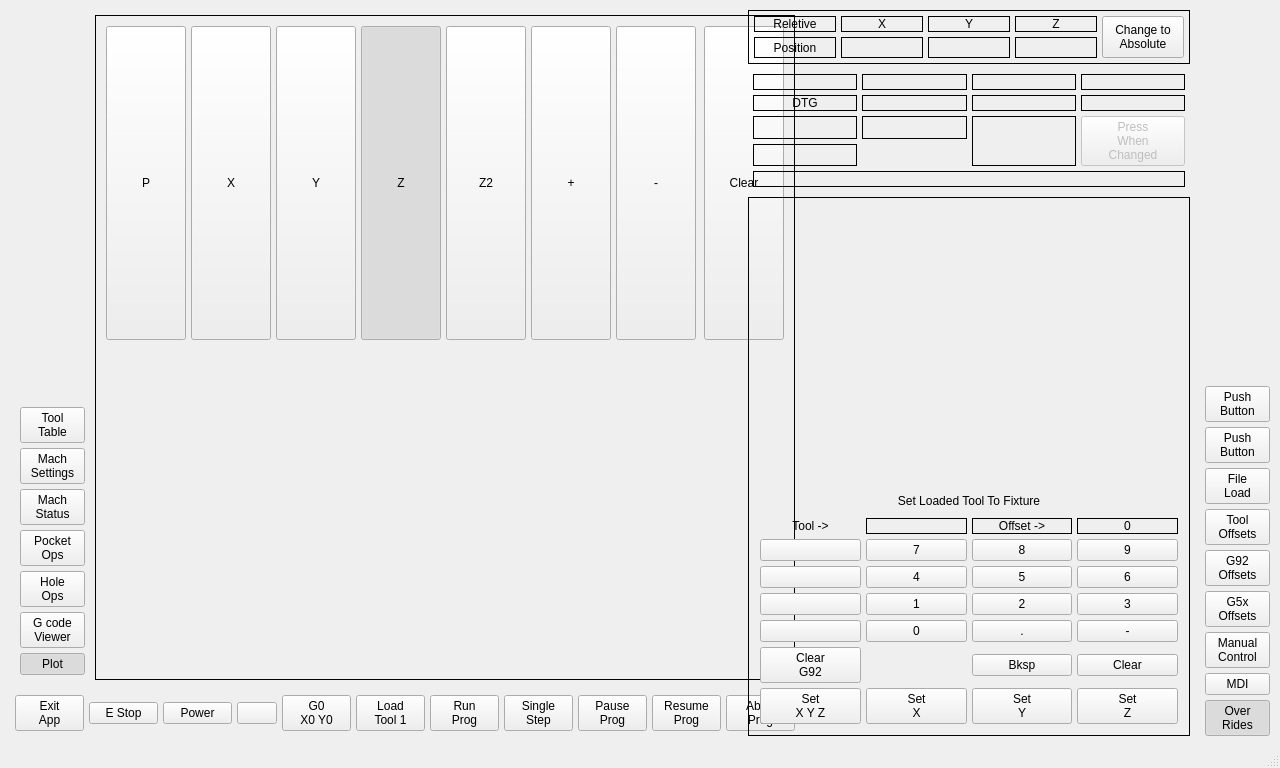
Above: mill_touch_v6/ui/mainwindow.ui from jethornton/mill_touch_v6 before the change. Below: the same form after it.
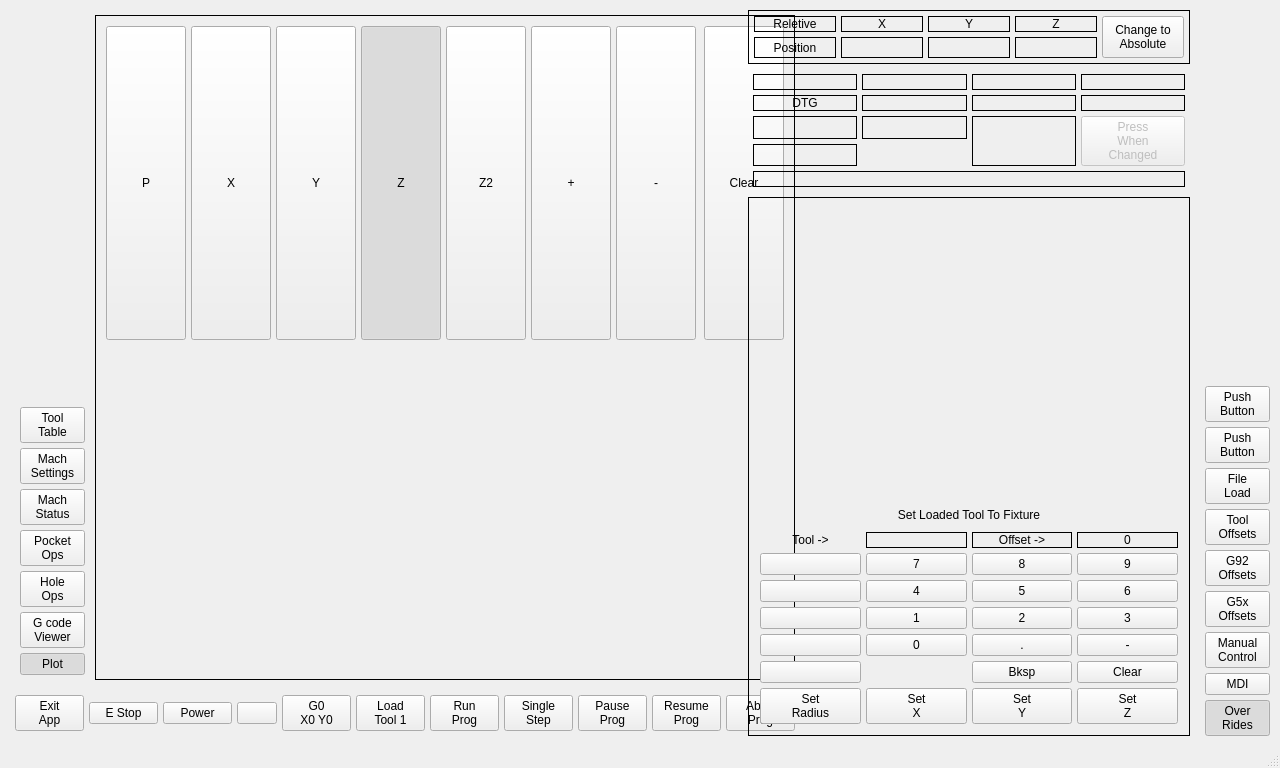
That is the form after the change. The open tabs and pages were chosen to show the change. Custom widgets are drawn as their Qt base class.

Commit message: add set tool radius

Diff of the .ui file:
```diff
--- a/mill_touch_v6/ui/mainwindow.ui
+++ b/mill_touch_v6/ui/mainwindow.ui
@@ -6088,8 +6088,7 @@
                  <item row="5" column="0">
                   <widget class="MDIButton" name="mdibutton_13">
                    <property name="text">
-                    <string>Clear
-G92</string>
+                    <string/>
                    </property>
                    <property name="MDICommand" stdset="0">
                     <string>G92.1</string>
@@ -6127,7 +6126,10 @@
                   <widget class="MDIButton" name="mdibutton_14">
                    <property name="text">
                     <string>Set
-X Y Z</string>
+Radius</string>
+                   </property>
+                   <property name="MDICommand" stdset="0">
+                    <string>G10L1P#&lt;currentToolLbl&gt;R#&lt;toolSetLbl&gt;</string>
                    </property>
                   </widget>
                  </item>
```
Left out of the diff: 16 changed lines with no effect on the pictures.
